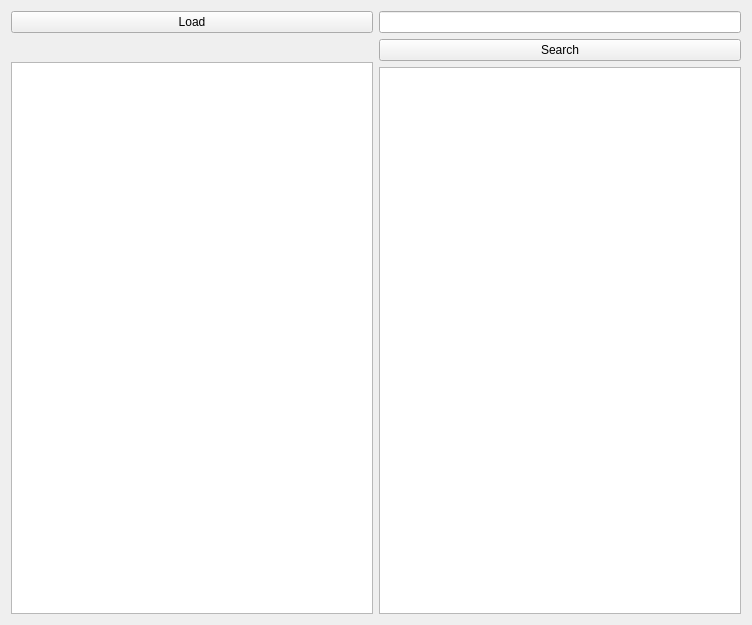
mxboss/qt_project, file CustomTreeView.ui: the form before one commit.
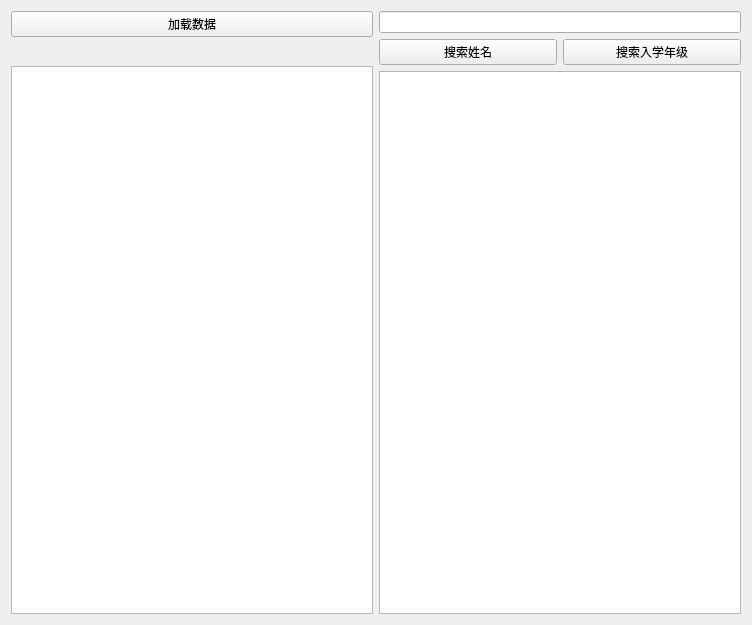
The form after the commit. Icons and pictures are not drawn.

Commit message: 增加TreeView过滤

```diff
--- a/CustomTreeView.ui
+++ b/CustomTreeView.ui
@@ -19,7 +19,7 @@
      <item>
       <widget class="QPushButton" name="loadBtn">
        <property name="text">
-        <string>Load</string>
+        <string>加载数据</string>
        </property>
       </widget>
      </item>
@@ -53,14 +53,25 @@
       <widget class="QLineEdit" name="lineEdit"/>
      </item>
      <item>
+      <layout class="QHBoxLayout" name="horizontalLayout_2">
+       <item>
       <widget class="QPushButton" name="searchBtn">
        <property name="text">
-        <string>Search</string>
+          <string>搜索姓名</string>
        </property>
       </widget>
      </item>
      <item>
-      <widget class="QTreeView" name="searchTreeView"/>
+        <widget class="QPushButton" name="pushButton">
+         <property name="text">
+          <string>搜索入学年级</string>
+         </property>
+        </widget>
+       </item>
+      </layout>
+     </item>
+     <item>
+      <widget class="QTreeView" name="filterTreeView"/>
      </item>
     </layout>
    </item>
```
Lines whose indentation alone changed are shown as unchanged. The commit also changes 5 other files.
